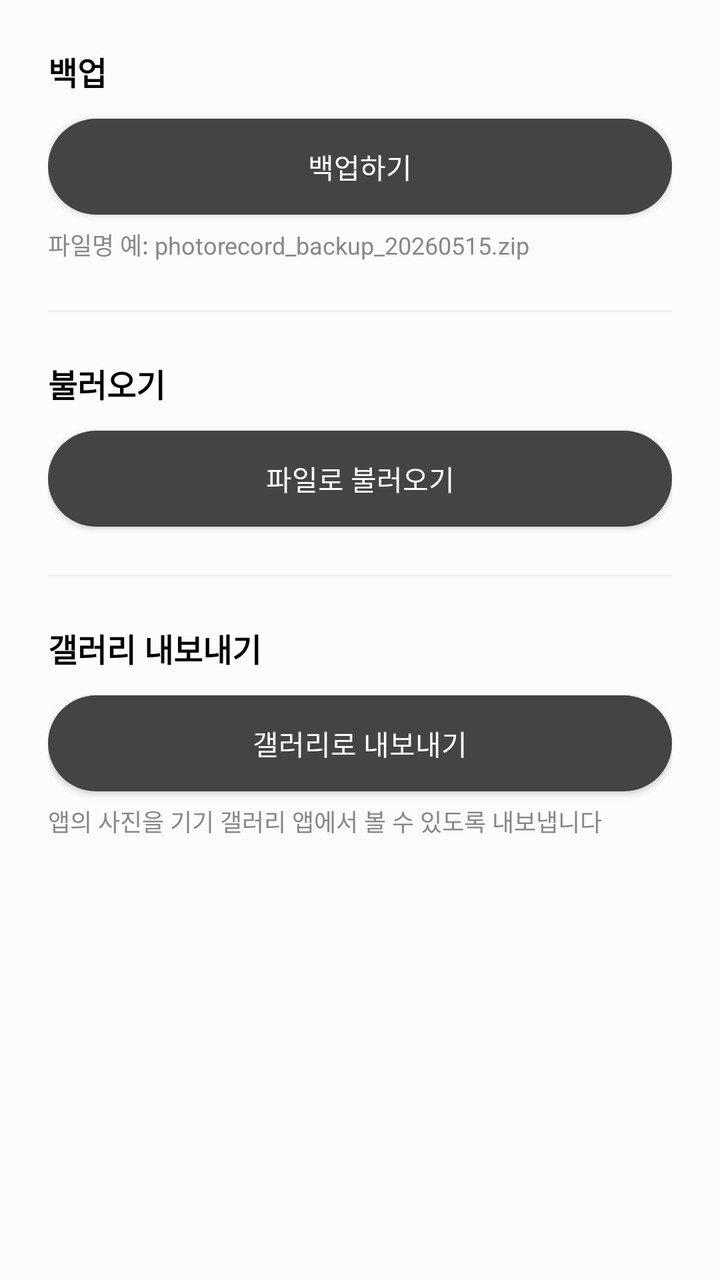
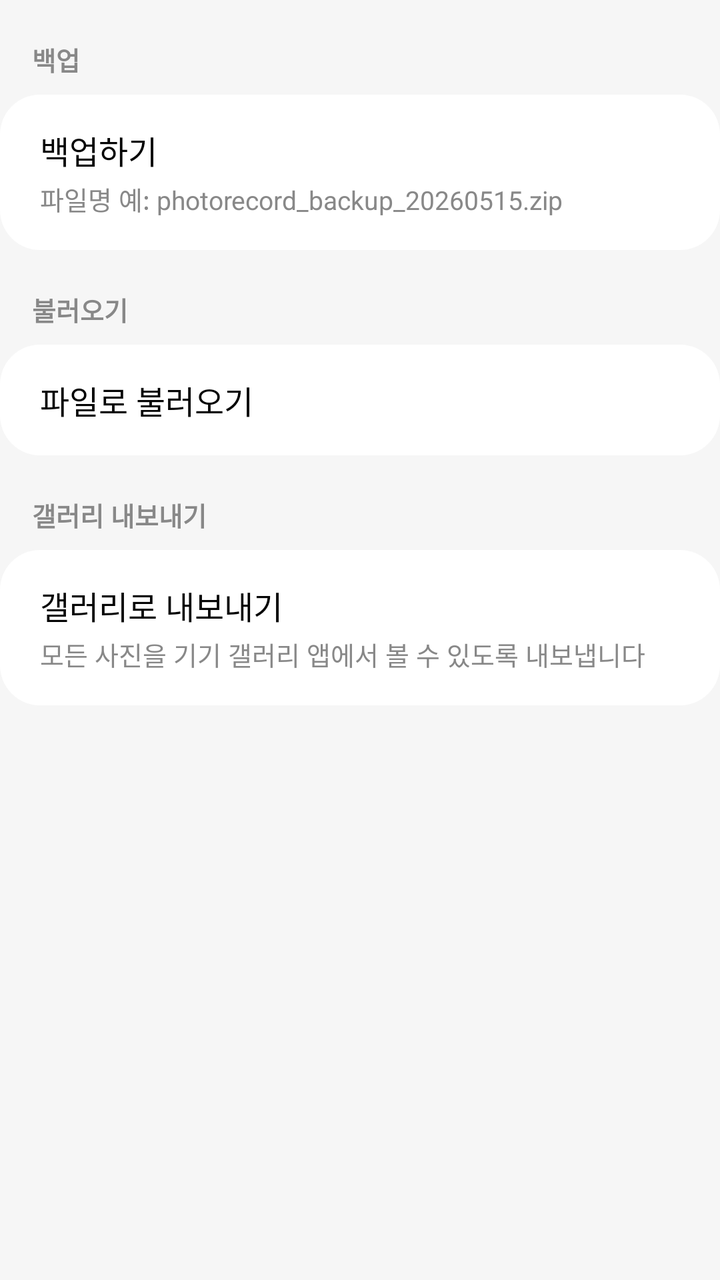

Before-and-after screenshots of an Android layout around one commit, followed by the original layout XML and the change that was made.
<!-- AndroidManifest.xml: application theme Theme.PhotoRecord.NoActionBar -->
<!-- res/layout/fragment_data_mgnt.xml -->
<?xml version="1.0" encoding="utf-8"?>
<ScrollView xmlns:android="http://schemas.android.com/apk/res/android"
    android:layout_width="match_parent"
    android:layout_height="match_parent"
    android:background="@color/background">

    <LinearLayout
        android:layout_width="match_parent"
        android:layout_height="wrap_content"
        android:orientation="vertical"
        android:padding="24dp">

        
        <TextView
            android:layout_width="wrap_content"
            android:layout_height="wrap_content"
            android:text="@string/datamgnt_backup_title"
            android:textColor="@color/font"
            android:textSize="16sp"
            android:textStyle="bold"
            android:layout_marginBottom="12dp" />

        <android.widget.Button
            android:id="@+id/btn_data_mgnt_backup"
            android:layout_width="match_parent"
            android:layout_height="wrap_content"
            android:background="@drawable/background_gray_r40"
            android:text="@string/datamgnt_backup"
            android:textColor="@color/white" />

        <TextView
            android:layout_width="wrap_content"
            android:layout_height="wrap_content"
            android:text="@string/datamgnt_backup_hint"
            android:textColor="#888888"
            android:textSize="12sp"
            android:layout_marginTop="6dp" />

        <LinearLayout
            android:id="@+id/layout_progress_backup"
            android:layout_width="match_parent"
            android:layout_height="wrap_content"
            android:layout_marginTop="12dp"
            android:orientation="vertical"
            android:visibility="gone">

            <TextView
                android:id="@+id/tv_progress_label_backup"
                android:layout_width="wrap_content"
                android:layout_height="wrap_content"
                android:layout_marginBottom="4dp"
                android:textColor="#888888"
                android:textSize="12sp" />

            <ProgressBar
                android:id="@+id/progress_backup"
                style="?android:attr/progressBarStyleHorizontal"
                android:layout_width="match_parent"
                android:layout_height="wrap_content"
                android:max="100" />
        </LinearLayout>

        <View
            android:layout_width="match_parent"
            android:layout_height="1dp"
            android:background="#EEEEEE"
            android:layout_marginTop="24dp"
            android:layout_marginBottom="24dp" />

        
        <TextView
            android:layout_width="wrap_content"
            android:layout_height="wrap_content"
            android:text="@string/datamgnt_restore_title"
            android:textColor="@color/font"
            android:textSize="16sp"
            android:textStyle="bold"
            android:layout_marginBottom="12dp" />

        <android.widget.Button
            android:id="@+id/btn_data_mgnt_restore"
            android:layout_width="match_parent"
            android:layout_height="wrap_content"
            android:background="@drawable/background_gray_r40"
            android:text="@string/datamgnt_restore"
            android:textColor="@color/white" />

        <android.widget.Button
            android:id="@+id/btn_data_mgnt_restore_last"
            android:layout_width="match_parent"
            android:layout_height="wrap_content"
            android:background="@drawable/background_gray_r40"
            android:text="@string/datamgnt_restore_last"
            android:textColor="@color/white"
            android:layout_marginTop="8dp"
            android:visibility="gone" />

        <LinearLayout
            android:id="@+id/layout_last_backup"
            android:layout_width="match_parent"
            android:layout_height="wrap_content"
            android:orientation="vertical"
            android:visibility="gone"
            android:layout_marginTop="8dp">

            <TextView
                android:id="@+id/tv_last_backup_date"
                android:layout_width="wrap_content"
                android:layout_height="wrap_content"
                android:textColor="@color/font"
                android:textSize="13sp"
                android:layout_marginBottom="2dp" />

            <TextView
                android:id="@+id/tv_last_backup_name"
                android:layout_width="wrap_content"
                android:layout_height="wrap_content"
                android:textColor="#888888"
                android:textSize="12sp" />
        </LinearLayout>

        <LinearLayout
            android:id="@+id/layout_progress_restore"
            android:layout_width="match_parent"
            android:layout_height="wrap_content"
            android:layout_marginTop="12dp"
            android:orientation="vertical"
            android:visibility="gone">

            <TextView
                android:id="@+id/tv_progress_label_restore"
                android:layout_width="wrap_content"
                android:layout_height="wrap_content"
                android:layout_marginBottom="4dp"
                android:textColor="#888888"
                android:textSize="12sp" />

            <ProgressBar
                android:id="@+id/progress_restore"
                style="?android:attr/progressBarStyleHorizontal"
                android:layout_width="match_parent"
                android:layout_height="wrap_content"
                android:max="100" />
        </LinearLayout>

        <View
            android:layout_width="match_parent"
            android:layout_height="1dp"
            android:background="#EEEEEE"
            android:layout_marginTop="24dp"
            android:layout_marginBottom="24dp" />

        
        <TextView
            android:layout_width="wrap_content"
            android:layout_height="wrap_content"
            android:text="@string/datamgnt_export_gallery_title"
            android:textColor="@color/font"
            android:textSize="16sp"
            android:textStyle="bold"
            android:layout_marginBottom="12dp" />

        <android.widget.Button
            android:id="@+id/btn_data_mgnt_export_gallery"
            android:layout_width="match_parent"
            android:layout_height="wrap_content"
            android:background="@drawable/background_gray_r40"
            android:text="@string/datamgnt_export_gallery"
            android:textColor="@color/white" />

        <TextView
            android:layout_width="wrap_content"
            android:layout_height="wrap_content"
            android:text="@string/datamgnt_export_gallery_hint"
            android:textColor="#888888"
            android:textSize="12sp"
            android:layout_marginTop="6dp" />

        <LinearLayout
            android:id="@+id/layout_progress_export"
            android:layout_width="match_parent"
            android:layout_height="wrap_content"
            android:layout_marginTop="12dp"
            android:orientation="vertical"
            android:visibility="gone">

            <TextView
                android:id="@+id/tv_progress_label_export"
                android:layout_width="wrap_content"
                android:layout_height="wrap_content"
                android:layout_marginBottom="4dp"
                android:textColor="#888888"
                android:textSize="12sp" />

            <ProgressBar
                android:id="@+id/progress_export"
                style="?android:attr/progressBarStyleHorizontal"
                android:layout_width="match_parent"
                android:layout_height="wrap_content"
                android:max="100" />
        </LinearLayout>

    </LinearLayout>
</ScrollView>
<!-- resources referenced by this layout -->
<resources>
  <color name="background">#FFFCFCFC</color>
  <color name="font">#FF040404</color>
  <color name="white">#FFFFFFFF</color>
  <!-- drawable background_gray_r40 (drawable) -->
  <?xml version="1.0" encoding="utf-8"?>
  <shape xmlns:android="http://schemas.android.com/apk/res/android"
      android:shape="rectangle">
      <corners android:radius="40dp" />
      <solid android:color="@color/gray"/>
  </shape>
  <string name="datamgnt_backup">백업하기</string>
  <string name="datamgnt_backup_hint">파일명 예: photorecord_backup_20260515.zip</string>
  <string name="datamgnt_backup_title">백업</string>
  <string name="datamgnt_export_gallery">갤러리로 내보내기</string>
  <string name="datamgnt_export_gallery_hint">앱의 사진을 기기 갤러리 앱에서 볼 수 있도록 내보냅니다</string>
  <string name="datamgnt_export_gallery_title">갤러리 내보내기</string>
  <string name="datamgnt_restore">파일로 불러오기</string>
  <string name="datamgnt_restore_last">마지막 백업 파일 불러오기</string>
  <string name="datamgnt_restore_title">불러오기</string>
  <style name="Theme.PhotoRecord.NoActionBar">
          <item name="windowActionBar">false</item>
          <item name="windowNoTitle">true</item>
      </style>
  <color name="gray">#FF444444</color>
</resources>

<!-- the commit's change to res/layout/fragment_data_mgnt.xml (unified diff, before → after) -->
@@ -2,202 +2,304 @@
 <ScrollView xmlns:android="http://schemas.android.com/apk/res/android"
     android:layout_width="match_parent"
     android:layout_height="match_parent"
-    android:background="@color/background">
+    xmlns:tools="http://schemas.android.com/tools"
+    android:background="@color/list_container_bg">
 
     <LinearLayout
         android:layout_width="match_parent"
         android:layout_height="wrap_content"
         android:orientation="vertical"
-        android:padding="24dp">
+        android:paddingBottom="32dp">
 
         
         <TextView
-            android:layout_width="wrap_content"
+            android:layout_width="match_parent"
             android:layout_height="wrap_content"
             android:text="@string/datamgnt_backup_title"
-            android:textColor="@color/font"
-            android:textSize="16sp"
-            android:textStyle="bold"
-            android:layout_marginBottom="12dp" />
-
-        <android.widget.Button
-            android:id="@+id/btn_data_mgnt_backup"
-            android:layout_width="match_parent"
-            android:layout_height="wrap_content"
-            android:background="@drawable/background_gray_r40"
-            android:text="@string/datamgnt_backup"
-            android:textColor="@color/white" />
-
-        <TextView
-            android:layout_width="wrap_content"
-            android:layout_height="wrap_content"
-            android:text="@string/datamgnt_backup_hint"
             android:textColor="#888888"
-            android:textSize="12sp"
-            android:layout_marginTop="6dp" />
+            android:textSize="13sp"
+            android:paddingLeft="16dp"
+            android:paddingRight="16dp"
+            android:paddingTop="20dp"
+            android:paddingBottom="8dp"
+            android:textStyle="bold" />
 
         <LinearLayout
-            android:id="@+id/layout_progress_backup"
-            android:layout_width="match_parent"
-            android:layout_height="wrap_content"
-            android:layout_marginTop="12dp"
-            android:orientation="vertical"
-            android:visibility="gone">
-
-            <TextView
-                android:id="@+id/tv_progress_label_backup"
-                android:layout_width="wrap_content"
-                android:layout_height="wrap_content"
-                android:layout_marginBottom="4dp"
-                android:textColor="#888888"
-                android:textSize="12sp" />
-
-            <ProgressBar
-                android:id="@+id/progress_backup"
-                style="?android:attr/progressBarStyleHorizontal"
-                android:layout_width="match_parent"
-                android:layout_height="wrap_content"
-                android:max="100" />
+            android:layout_width="match_parent"
+            android:layout_height="wrap_content"
+            android:background="@drawable/background_settings_card"
+            android:orientation="vertical">
+
+            <LinearLayout
+                android:id="@+id/btn_data_mgnt_backup"
+                android:layout_width="match_parent"
+                android:layout_height="wrap_content"
+                android:orientation="vertical"
+                android:paddingLeft="20dp"
+                android:paddingRight="20dp"
+                android:paddingTop="16dp"
+                android:paddingBottom="16dp"
+                android:clickable="true"
+                android:focusable="true"
+                android:background="?attr/selectableItemBackground">
+
+                <TextView
+                    android:layout_width="wrap_content"
+                    android:layout_height="wrap_content"
+                    android:text="@string/datamgnt_backup"
+                    android:textColor="@color/font"
+                    android:textSize="16sp" />
+
+                <TextView
+                    android:layout_width="wrap_content"
+                    android:layout_height="wrap_content"
+                    android:text="@string/datamgnt_backup_hint"
+                    android:textColor="#888888"
+                    android:textSize="13sp"
+                    android:layout_marginTop="3dp" />
+
+            </LinearLayout>
+
+            <LinearLayout
+                android:id="@+id/layout_progress_backup"
+                android:layout_width="match_parent"
+                android:layout_height="wrap_content"
+                android:orientation="vertical"
+                android:paddingLeft="20dp"
+                android:paddingRight="20dp"
+                android:paddingBottom="16dp"
+                android:visibility="gone">
+
+                <TextView
+                    android:id="@+id/tv_progress_label_backup"
+                    android:layout_width="wrap_content"
+                    android:layout_height="wrap_content"
+                    android:textColor="#888888"
+                    android:textSize="12sp"
+                    android:layout_marginBottom="4dp" />
+
+                <ProgressBar
+                    android:id="@+id/progress_backup"
+                    style="?android:attr/progressBarStyleHorizontal"
+                    android:layout_width="match_parent"
+                    android:layout_height="wrap_content"
+                    android:max="100" />
+
+            </LinearLayout>
+
         </LinearLayout>
-
-        <View
-            android:layout_width="match_parent"
-            android:layout_height="1dp"
-            android:background="#EEEEEE"
-            android:layout_marginTop="24dp"
-            android:layout_marginBottom="24dp" />
 
         
         <TextView
-            android:layout_width="wrap_content"
+            android:layout_width="match_parent"
             android:layout_height="wrap_content"
             android:text="@string/datamgnt_restore_title"
-            android:textColor="@color/font"
-            android:textSize="16sp"
-            android:textStyle="bold"
-            android:layout_marginBottom="12dp" />
-
-        <android.widget.Button
-            android:id="@+id/btn_data_mgnt_restore"
-            android:layout_width="match_parent"
-            android:layout_height="wrap_content"
-            android:background="@drawable/background_gray_r40"
-            android:text="@string/datamgnt_restore"
-            android:textColor="@color/white" />
-
-        <android.widget.Button
-            android:id="@+id/btn_data_mgnt_restore_last"
-            android:layout_width="match_parent"
-            android:layout_height="wrap_content"
-            android:background="@drawable/background_gray_r40"
-            android:text="@string/datamgnt_restore_last"
-            android:textColor="@color/white"
-            android:layout_marginTop="8dp"
-            android:visibility="gone" />
+            android:textColor="#888888"
+            android:textSize="13sp"
+            android:paddingLeft="16dp"
+            android:paddingRight="16dp"
+            android:paddingTop="20dp"
+            android:paddingBottom="8dp"
+            android:textStyle="bold" />
 
         <LinearLayout
-            android:id="@+id/layout_last_backup"
-            android:layout_width="match_parent"
-            android:layout_height="wrap_content"
-            android:orientation="vertical"
-            android:visibility="gone"
-            android:layout_marginTop="8dp">
-
-            <TextView
-                android:id="@+id/tv_last_backup_date"
-                android:layout_width="wrap_content"
-                android:layout_height="wrap_content"
-                android:textColor="@color/font"
-                android:textSize="13sp"
-                android:layout_marginBottom="2dp" />
-
-            <TextView
-                android:id="@+id/tv_last_backup_name"
-                android:layout_width="wrap_content"
-                android:layout_height="wrap_content"
-                android:textColor="#888888"
-                android:textSize="12sp" />
+            android:layout_width="match_parent"
+            android:layout_height="wrap_content"
+            android:background="@drawable/background_settings_card"
+            android:orientation="vertical">
+
+            <LinearLayout
+                android:id="@+id/btn_data_mgnt_restore"
+                android:layout_width="match_parent"
+                android:layout_height="wrap_content"
+                android:orientation="vertical"
+                android:paddingLeft="20dp"
+                android:paddingRight="20dp"
+                android:paddingTop="16dp"
+                android:paddingBottom="16dp"
+                android:clickable="true"
+                android:focusable="true"
+                android:background="?attr/selectableItemBackground">
+
+                <TextView
+                    android:layout_width="wrap_content"
+                    android:layout_height="wrap_content"
+                    android:text="@string/datamgnt_restore"
+                    android:textColor="@color/font"
+                    android:textSize="16sp" />
+
+            </LinearLayout>
+
+            
+            <LinearLayout
+                android:id="@+id/btn_data_mgnt_restore_last"
+                android:layout_width="match_parent"
+                android:layout_height="wrap_content"
+                android:orientation="vertical"
+                android:clickable="true"
+                tools:visibility="visible"
+                android:focusable="true"
+                android:background="?attr/selectableItemBackground"
+                android:visibility="gone">
+
+                <View
+                    android:layout_width="match_parent"
+                    android:layout_height="1dp"
+                    android:background="@color/divider"
+                    android:layout_marginLeft="20dp"
+                    android:layout_marginRight="20dp" />
+
+                <LinearLayout
+                    android:layout_width="match_parent"
+                    android:layout_height="wrap_content"
+                    android:orientation="vertical"
+                    android:paddingLeft="20dp"
+                    android:paddingRight="20dp"
+                    android:paddingTop="16dp"
+                    android:paddingBottom="16dp">
+
+                    <TextView
+                        android:layout_width="wrap_content"
+                        android:layout_height="wrap_content"
+                        android:text="@string/datamgnt_restore_last"
+                        android:textColor="@color/font"
+                        android:textSize="16sp" />
+
+                    <LinearLayout
+                        android:id="@+id/layout_last_backup"
+                        android:layout_width="match_parent"
+                        android:layout_height="wrap_content"
+                        android:orientation="vertical"
+                        tools:visibility="visible"
+                        android:layout_marginTop="4dp"
+                        android:visibility="gone">
+
+                        <TextView
+                            android:id="@+id/tv_last_backup_date"
+                            android:layout_width="wrap_content"
+                            android:layout_height="wrap_content"
+                            android:textColor="#888888"
+                            android:textSize="13sp" />
+
+                        <TextView
+                            android:id="@+id/tv_last_backup_name"
+                            android:layout_width="wrap_content"
+                            android:layout_height="wrap_content"
+                            android:textColor="#888888"
+                            android:textSize="12sp"
+                            android:layout_marginTop="2dp" />
+
+                    </LinearLayout>
+
+                </LinearLayout>
+
+            </LinearLayout>
+
+            <LinearLayout
+                android:id="@+id/layout_progress_restore"
+                android:layout_width="match_parent"
+                android:layout_height="wrap_content"
+                android:orientation="vertical"
+                android:paddingLeft="20dp"
+                android:paddingRight="20dp"
+                android:paddingBottom="16dp"
+                android:visibility="gone">
+
+                <TextView
+                    android:id="@+id/tv_progress_label_restore"
+                    android:layout_width="wrap_content"
+                    android:layout_height="wrap_content"
+                    android:textColor="#888888"
+                    android:textSize="12sp"
+                    android:layout_marginBottom="4dp" />
+
+                <ProgressBar
+                    android:id="@+id/progress_restore"
+                    style="?android:attr/progressBarStyleHorizontal"
+                    android:layout_width="match_parent"
+                    android:layout_height="wrap_content"
+                    android:max="100" />
+
+            </LinearLayout>
+
         </LinearLayout>
-
-        <LinearLayout
-            android:id="@+id/layout_progress_restore"
-            android:layout_width="match_parent"
-            android:layout_height="wrap_content"
-            android:layout_marginTop="12dp"
-            android:orientation="vertical"
-            android:visibility="gone">
-
-            <TextView
-                android:id="@+id/tv_progress_label_restore"
-                android:layout_width="wrap_content"
-                android:layout_height="wrap_content"
-                android:layout_marginBottom="4dp"
-                android:textColor="#888888"
-                android:textSize="12sp" />
-
-            <ProgressBar
-                android:id="@+id/progress_restore"
-                style="?android:attr/progressBarStyleHorizontal"
-                android:layout_width="match_parent"
-                android:layout_height="wrap_content"
-                android:max="100" />
-        </LinearLayout>
-
-        <View
-            android:layout_width="match_parent"
-            android:layout_height="1dp"
-            android:background="#EEEEEE"
-            android:layout_marginTop="24dp"
-            android:layout_marginBottom="24dp" />
 
         
         <TextView
-            android:layout_width="wrap_content"
+            android:layout_width="match_parent"
             android:layout_height="wrap_content"
             android:text="@string/datamgnt_export_gallery_title"
-            android:textColor="@color/font"
-            android:textSize="16sp"
-            android:textStyle="bold"
-            android:layout_marginBottom="12dp" />
-
-        <android.widget.Button
-            android:id="@+id/btn_data_mgnt_export_gallery"
-            android:layout_width="match_parent"
-            android:layout_height="wrap_content"
-            android:background="@drawable/background_gray_r40"
-            android:text="@string/datamgnt_export_gallery"
-            android:textColor="@color/white" />
-
-        <TextView
-            android:layout_width="wrap_content"
-            android:layout_height="wrap_content"
-            android:text="@string/datamgnt_export_gallery_hint"
             android:textColor="#888888"
-            android:textSize="12sp"
-            android:layout_marginTop="6dp" />
+            android:textSize="13sp"
+            android:paddingLeft="16dp"
+            android:paddingRight="16dp"
+            android:paddingTop="20dp"
+            android:paddingBottom="8dp"
+            android:textStyle="bold" />
 
         <LinearLayout
-            android:id="@+id/layout_progress_export"
-            android:layout_width="match_parent"
-            android:layout_height="wrap_content"
-            android:layout_marginTop="12dp"
-            android:orientation="vertical"
-            android:visibility="gone">
-
-            <TextView
-                android:id="@+id/tv_progress_label_export"
-                android:layout_width="wrap_content"
-                android:layout_height="wrap_content"
-                android:layout_marginBottom="4dp"
-                android:textColor="#888888"
-                android:textSize="12sp" />
-
-            <ProgressBar
-                android:id="@+id/progress_export"
-                style="?android:attr/progressBarStyleHorizontal"
-                android:layout_width="match_parent"
-                android:layout_height="wrap_content"
-                android:max="100" />
+            android:layout_width="match_parent"
+            android:layout_height="wrap_content"
+            android:background="@drawable/background_settings_card"
+            android:orientation="vertical">
+
+            <LinearLayout
+                android:id="@+id/btn_data_mgnt_export_gallery"
+                android:layout_width="match_parent"
+                android:layout_height="wrap_content"
+                android:orientation="vertical"
+                android:paddingLeft="20dp"
+                android:paddingRight="20dp"
+                android:paddingTop="16dp"
+                android:paddingBottom="16dp"
+                android:clickable="true"
+                android:focusable="true"
+                android:background="?attr/selectableItemBackground">
+
+                <TextView
+                    android:layout_width="wrap_content"
+                    android:layout_height="wrap_content"
+                    android:text="@string/datamgnt_export_gallery"
+                    android:textColor="@color/font"
+                    android:textSize="16sp" />
+
+                <TextView
+                    android:layout_width="wrap_content"
+                    android:layout_height="wrap_content"
+                    android:text="@string/datamgnt_export_gallery_hint"
+                    android:textColor="#888888"
+                    android:textSize="13sp"
+                    android:layout_marginTop="3dp" />
+
+            </LinearLayout>
+
+            <LinearLayout
+                android:id="@+id/layout_progress_export"
+                android:layout_width="match_parent"
+                android:layout_height="wrap_content"
+                android:orientation="vertical"
+                android:paddingLeft="20dp"
+                android:paddingRight="20dp"
+                android:paddingBottom="16dp"
+                android:visibility="gone">
+
+                <TextView
+                    android:id="@+id/tv_progress_label_export"
+                    android:layout_width="wrap_content"
+                    android:layout_height="wrap_content"
+                    android:textColor="#888888"
+                    android:textSize="12sp"
+                    android:layout_marginBottom="4dp" />
+
+                <ProgressBar
+                    android:id="@+id/progress_export"
+                    style="?android:attr/progressBarStyleHorizontal"
+                    android:layout_width="match_parent"
+                    android:layout_height="wrap_content"
+                    android:max="100" />
+
+            </LinearLayout>
+
         </LinearLayout>
 
     </LinearLayout>
<!-- resource entries referenced after the edit -->
@@ -1,20 +1,20 @@
 <!-- resources referenced by this layout -->
 <resources>
-  <color name="background">#FFFCFCFC</color>
+  <color name="divider">#FFD8D8D8</color>
   <color name="font">#FF040404</color>
-  <color name="white">#FFFFFFFF</color>
-  <!-- drawable background_gray_r40 (drawable) -->
+  <color name="list_container_bg">#FFF6F6F6</color>
+  <!-- drawable background_settings_card (drawable) -->
   <?xml version="1.0" encoding="utf-8"?>
   <shape xmlns:android="http://schemas.android.com/apk/res/android"
       android:shape="rectangle">
-      <corners android:radius="40dp" />
-      <solid android:color="@color/gray"/>
+      <solid android:color="@color/dialog" />
+      <corners android:radius="20dp" />
   </shape>
   <string name="datamgnt_backup">백업하기</string>
   <string name="datamgnt_backup_hint">파일명 예: photorecord_backup_20260515.zip</string>
   <string name="datamgnt_backup_title">백업</string>
   <string name="datamgnt_export_gallery">갤러리로 내보내기</string>
-  <string name="datamgnt_export_gallery_hint">앱의 사진을 기기 갤러리 앱에서 볼 수 있도록 내보냅니다</string>
+  <string name="datamgnt_export_gallery_hint">모든 사진을 기기 갤러리 앱에서 볼 수 있도록 내보냅니다</string>
   <string name="datamgnt_export_gallery_title">갤러리 내보내기</string>
   <string name="datamgnt_restore">파일로 불러오기</string>
   <string name="datamgnt_restore_last">마지막 백업 파일 불러오기</string>
@@ -23,6 +23,6 @@
           <item name="windowActionBar">false</item>
           <item name="windowNoTitle">true</item>
       </style>
-  <color name="gray">#FF444444</color>
+  <color name="dialog">#FFFFFFFF</color>
 </resources>
 
